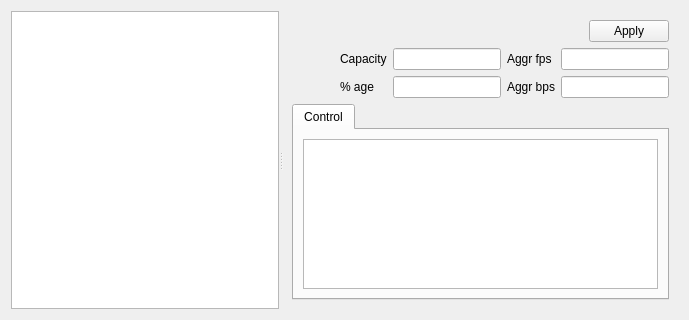
pstavirs/ostinato, file client/portswindow.ui: the form before one commit.
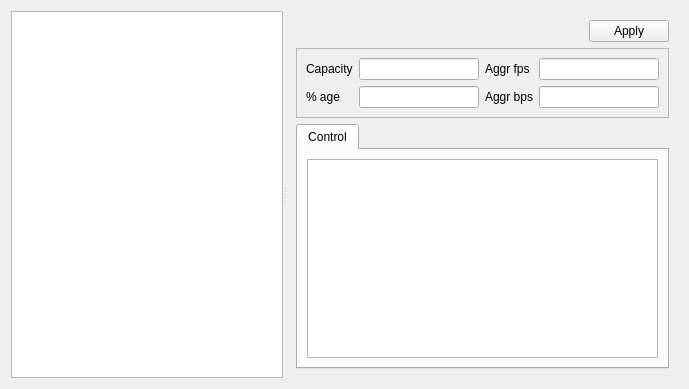
The form after the commit. The open tabs and pages were chosen to show the change. Icons and pictures are not drawn.

What changed in the file:
```diff
--- a/client/portswindow.ui
+++ b/client/portswindow.ui
@@ -6,7 +6,7 @@
     <x>0</x>
     <y>0</y>
     <width>689</width>
-    <height>320</height>
+    <height>389</height>
    </rect>
   </property>
   <property name="windowTitle" >
@@ -31,8 +31,8 @@
        <number>0</number>
       </property>
       <widget class="QWidget" name="portDetail" >
-       <layout class="QVBoxLayout" >
-        <item>
+       <layout class="QGridLayout" >
+        <item row="0" column="0" >
          <layout class="QHBoxLayout" >
           <item>
            <spacer>
@@ -56,64 +56,59 @@
           </item>
          </layout>
         </item>
-        <item>
+        <item row="1" column="0" >
+         <widget class="QFrame" name="frAggregate" >
+          <property name="frameShape" >
+           <enum>QFrame::StyledPanel</enum>
+          </property>
+          <property name="frameShadow" >
+           <enum>QFrame::Raised</enum>
+          </property>
          <layout class="QGridLayout" >
-          <item rowspan="2" row="0" column="0" >
-           <spacer>
-            <property name="orientation" >
-             <enum>Qt::Horizontal</enum>
-            </property>
-            <property name="sizeHint" >
-             <size>
-              <width>31</width>
-              <height>41</height>
-             </size>
-            </property>
-           </spacer>
-          </item>
-          <item row="0" column="1" >
+           <item row="0" column="0" >
            <widget class="QLabel" name="label" >
             <property name="text" >
              <string>Capacity</string>
             </property>
            </widget>
           </item>
-          <item row="0" column="2" >
+           <item row="0" column="1" >
            <widget class="QLineEdit" name="lineEdit_3" />
           </item>
-          <item row="0" column="3" >
+           <item row="0" column="2" >
            <widget class="QLabel" name="label_3" >
             <property name="text" >
              <string>Aggr fps</string>
             </property>
            </widget>
           </item>
-          <item row="0" column="4" >
+           <item row="0" column="3" >
            <widget class="QLineEdit" name="lineEdit" />
           </item>
-          <item row="1" column="1" >
+           <item row="1" column="0" >
            <widget class="QLabel" name="label_2" >
             <property name="text" >
              <string>% age</string>
             </property>
            </widget>
           </item>
-          <item row="1" column="2" >
+           <item row="1" column="1" >
            <widget class="QLineEdit" name="lineEdit_4" />
           </item>
-          <item row="1" column="3" >
+           <item row="1" column="2" >
            <widget class="QLabel" name="label_4" >
             <property name="text" >
              <string>Aggr bps</string>
             </property>
            </widget>
           </item>
-          <item row="1" column="4" >
+           <item row="1" column="3" >
            <widget class="QLineEdit" name="lineEdit_2" />
           </item>
          </layout>
+         </widget>
         </item>
-        <item>
+        <item row="2" column="0" >
          <widget class="QTabWidget" name="tabWidget" >
           <property name="currentIndex" >
            <number>0</number>
```
Left out of the diff: 7 changed lines with no effect on the pictures. Lines whose indentation alone changed are shown as unchanged.
